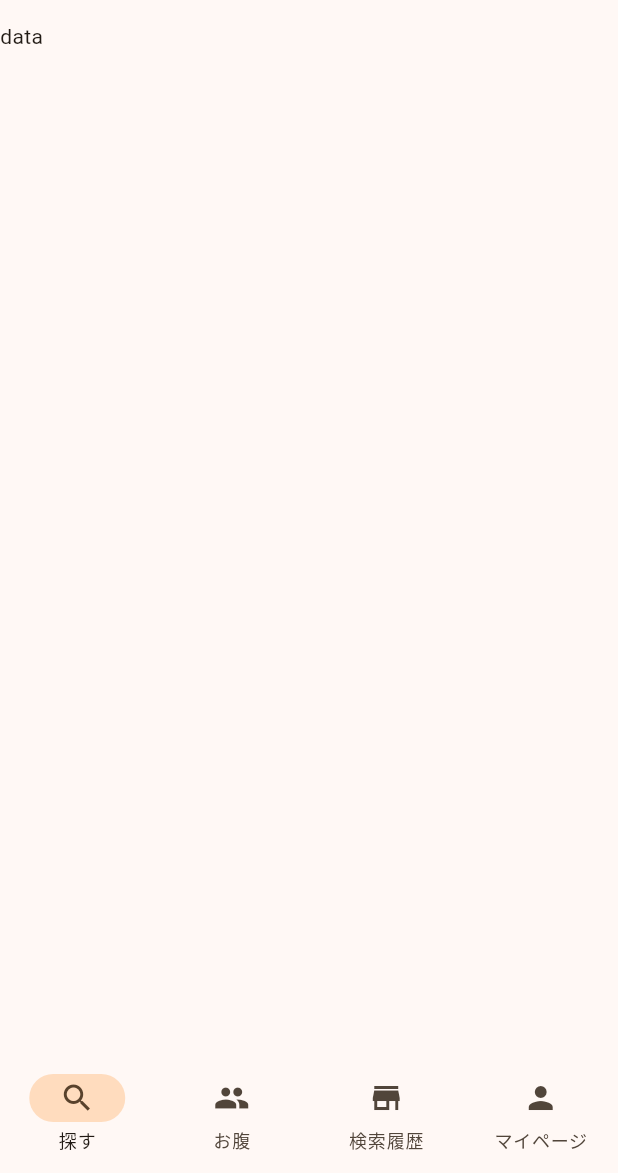
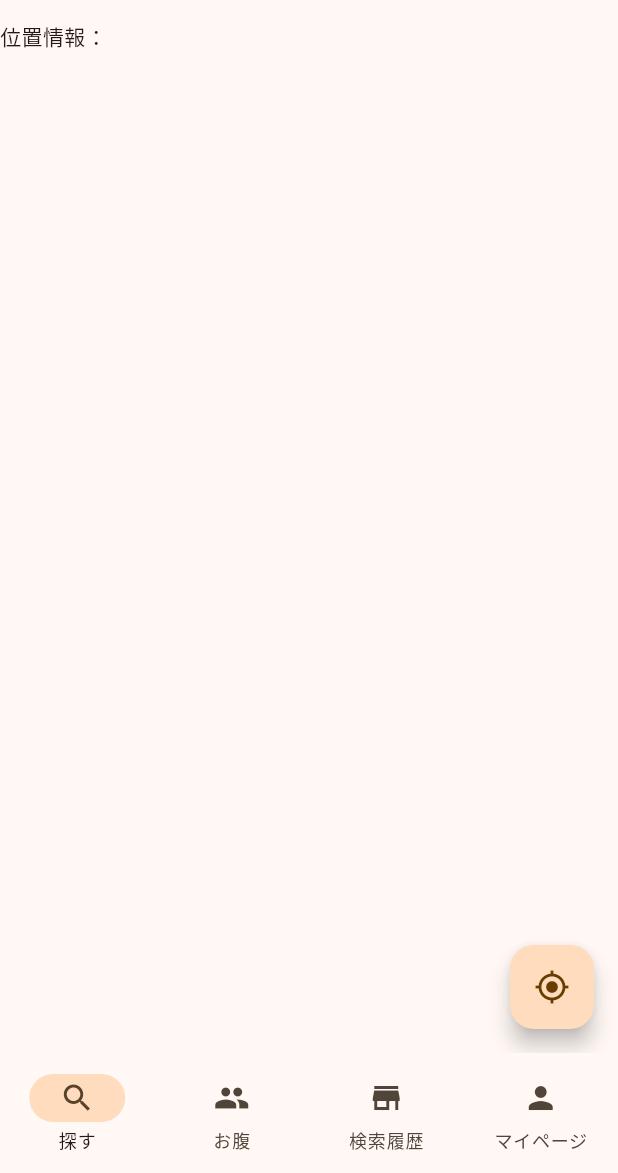
Before and after one commit to meshiiku/prototype_v1, a Flutter app: the screen it shows after launch, on a phone screen of 412 x 824 dp, the part 63-1236 px from its top. Run offline on Flutter 3.47's test engine with Material 3 defaults, Android fonts, the phone set to English and light mode, and no system bars; our stand-ins replace device_preview, geolocator; missing offline and left inert: app_settings.

Commit message:
feature: GPSから現在地の取得

```diff
--- a/lib/screen/search-screen.dart
+++ b/lib/screen/search-screen.dart
@@ -1,4 +1,6 @@
+import "package:app_settings/app_settings.dart";
 import "package:flutter/material.dart";
+import "package:geolocator/geolocator.dart";
 
 class SearchScreen extends StatefulWidget {
   const SearchScreen({super.key});
@@ -8,8 +10,52 @@ class SearchScreen extends StatefulWidget {
 }
 
 class _SearchScreenState extends State<SearchScreen> {
+  Position? _currentPosition;
+  String _locationMessage = "位置情報：";
+
+  Future<void> _updateLocationInfo() async {
+    try {
+      LocationPermission permission = await Geolocator.checkPermission();
+      if (permission == LocationPermission.denied) {
+        // リトライ
+        // NOTE: Android用...?（未検証）
+        permission = await Geolocator.requestPermission();
+        if (permission == LocationPermission.denied) {
+          return;
+        }
+      }
+
+      if (permission == LocationPermission.deniedForever) {
+        // NOTE: IOS「位置情報：しない」の場合（検証済み）
+        AppSettings.openAppSettings(type: AppSettingsType.location);
+        return;
+      }
+
+      // 位置を取得
+      Position position = await Geolocator.getCurrentPosition();
+      setState(() {
+        _currentPosition = position;
+        _locationMessage = '現在位置: ${position.latitude}, ${position.longitude}';
+      });
+    } catch (e) {
+      setState(() {
+        _locationMessage = '位置情報の取得に失敗しました: $e';
+      });
+    }
+  }
+
   @override
   Widget build(BuildContext context) {
-    return Text("data");
+    Geolocator.requestPermission();
+
+    return Scaffold(
+      body: Container(child: Text("${_locationMessage}")),
+      floatingActionButton: FloatingActionButton(
+        onPressed: () {
+          _updateLocationInfo();
+        },
+        child: Icon(Icons.gps_fixed),
+      ),
+    );
   }
 }
```
